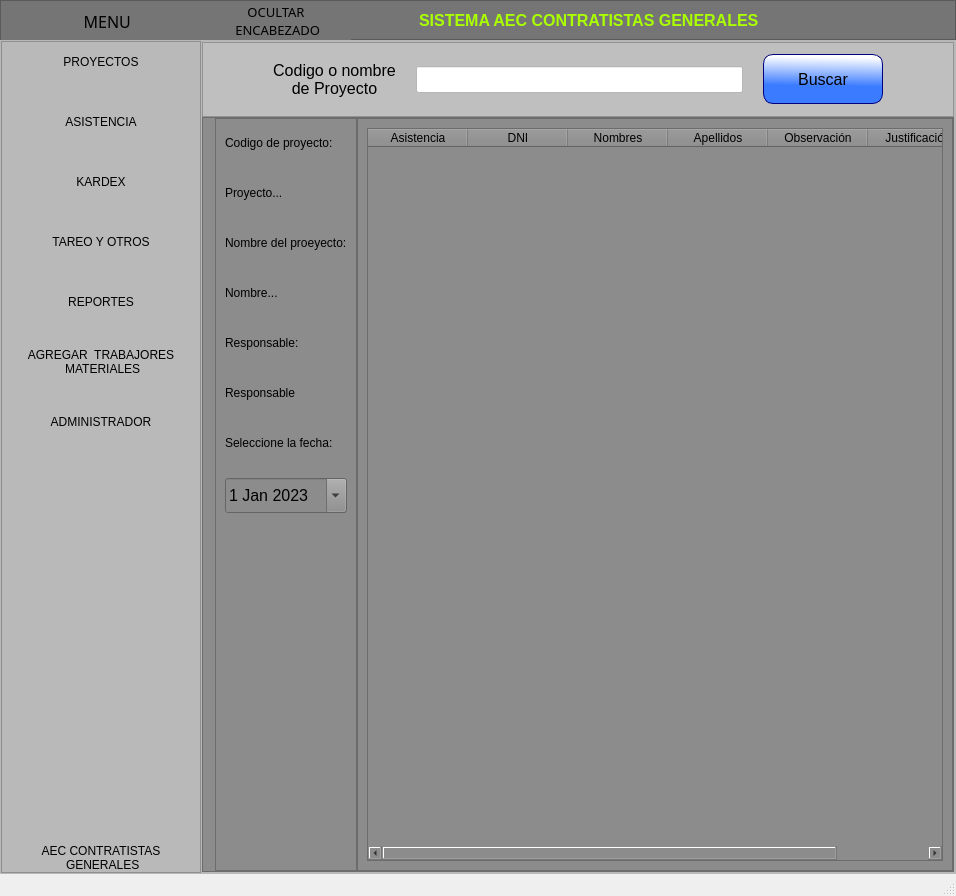
Qt form ui_files/menu.ui (Romehe369/aec_contrastistas_g) before a commit.
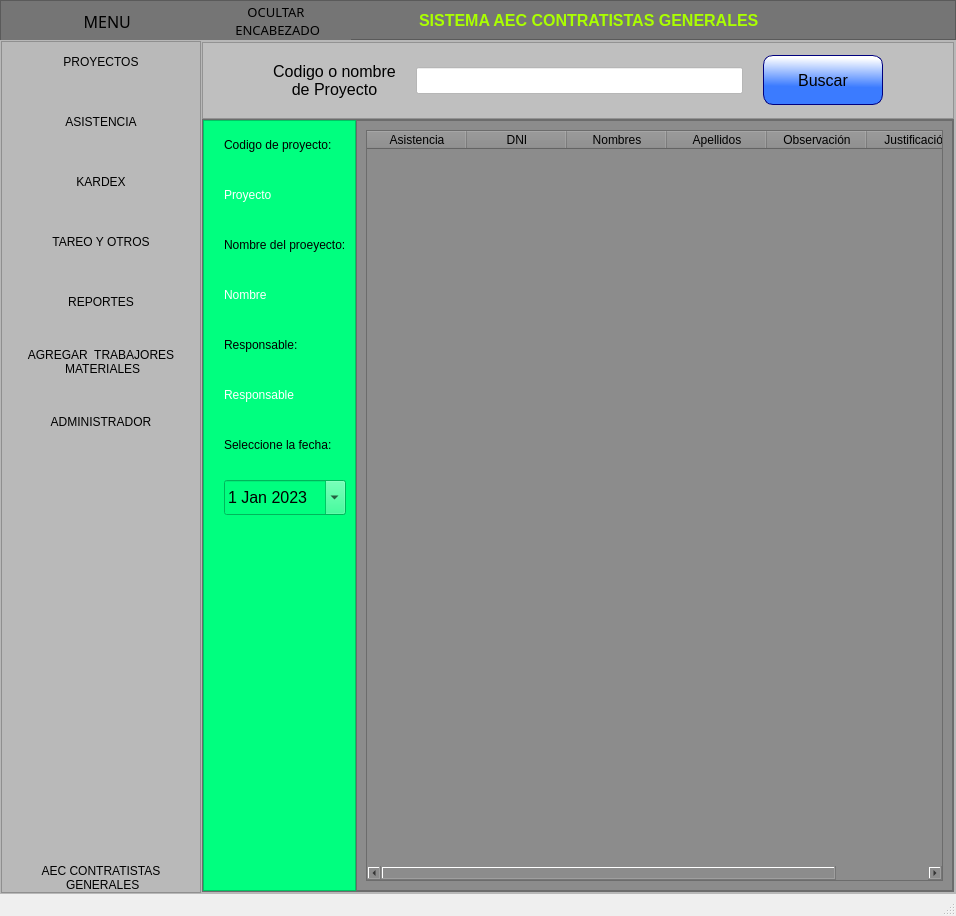
The same form after that commit. The open tabs and pages were chosen to show the change. Icons and pictures are not drawn.

```diff
--- a/ui_files/menu.ui
+++ b/ui_files/menu.ui
@@ -7,7 +7,7 @@
     <x>0</x>
     <y>0</y>
     <width>956</width>
-    <height>896</height>
+    <height>916</height>
    </rect>
   </property>
   <property name="minimumSize">
@@ -2811,7 +2811,7 @@
                   <number>0</number>
                  </property>
                  <property name="leftMargin">
-                  <number>12</number>
+                  <number>0</number>
                  </property>
                  <property name="topMargin">
                   <number>0</number>
@@ -2831,7 +2831,8 @@
                     </size>
                    </property>
                    <property name="styleSheet">
-                    <string notr="true">font: 12pt &quot;MS Shell Dlg 2&quot;;</string>
+                    <string notr="true">font: 12pt &quot;MS Shell Dlg 2&quot;;
+background-color: rgb(0, 255, 127);</string>
                    </property>
                    <property name="frameShape">
                     <enum>QFrame::StyledPanel</enum>
@@ -2843,6 +2844,12 @@
                     <property name="spacing">
                      <number>20</number>
                     </property>
+                    <property name="leftMargin">
+                     <number>20</number>
+                    </property>
+                    <property name="rightMargin">
+                     <number>9</number>
+                    </property>
                     <item>
                      <widget class="QLabel" name="label_13">
                       <property name="minimumSize">
@@ -2864,8 +2871,12 @@
                         <height>30</height>
                        </size>
                       </property>
+                      <property name="styleSheet">
+                       <string notr="true">color:rgb(255, 255, 255);
+font: 75 16pt &quot;MS Shell Dlg 2&quot;;</string>
+                      </property>
                       <property name="text">
-                       <string>Proyecto...</string>
+                       <string>Proyecto</string>
                       </property>
                      </widget>
                     </item>
@@ -2890,8 +2901,12 @@
                         <height>30</height>
                        </size>
                       </property>
+                      <property name="styleSheet">
+                       <string notr="true">color:rgb(255, 255, 255);
+font: 75 16pt &quot;MS Shell Dlg 2&quot;;</string>
+                      </property>
                       <property name="text">
-                       <string>Nombre...</string>
+                       <string>Nombre</string>
                       </property>
                      </widget>
                     </item>
@@ -2916,6 +2931,10 @@
                         <height>30</height>
                        </size>
                       </property>
+                      <property name="styleSheet">
+                       <string notr="true">color:rgb(255, 255, 255);
+font: 75 16pt &quot;MS Shell Dlg 2&quot;;</string>
+                      </property>
                       <property name="text">
                        <string>Responsable</string>
                       </property>
```
Left out of the diff: 21 changed lines with no effect on the pictures.
